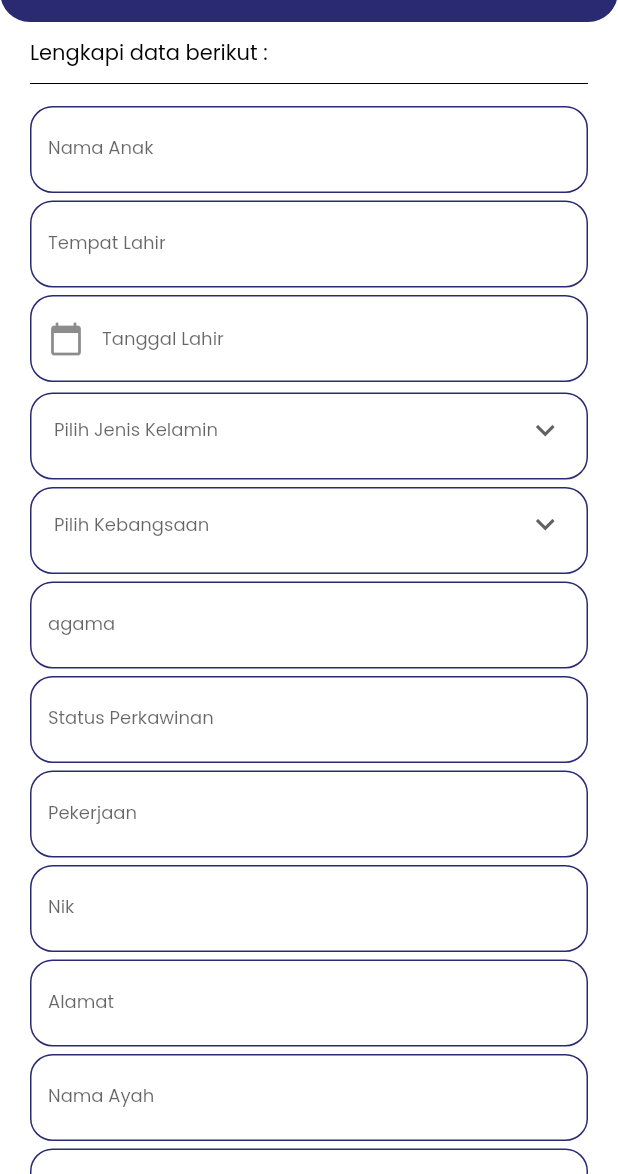
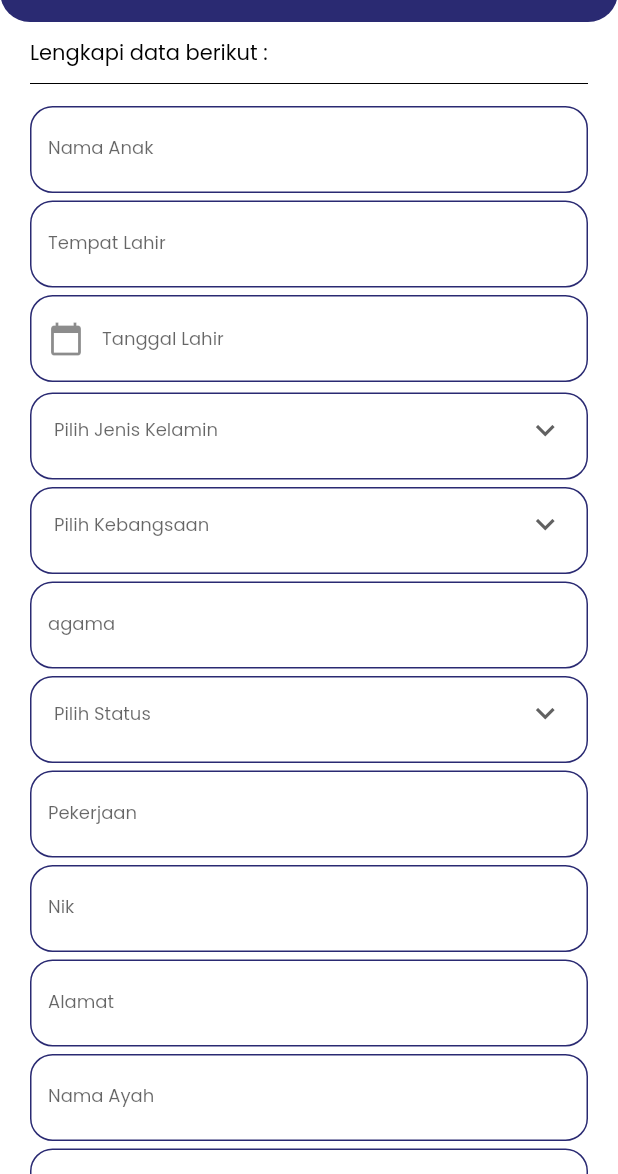
Before and after one commit to KelurahanKepuharjo/Mobile_App_Kelurahan_Kepuharjo, a Flutter app: the Akta screen opened directly, on a phone screen of 412 x 824 dp, the part 62-1236 px from its top. Run offline on Flutter 3.47's test engine with Material 2 defaults, Android fonts, the phone set to English and light mode, and no system bars; our stand-ins replace awesome_dialog, awesome_snackbar_content, flutter_spinkit, fluttertoast, get, google_fonts and 4 more; missing offline and left inert: android_intent_plus, random_color; accounts and stored records are empty.

Commit message:
Tambahan dropdown

```diff
--- a/lib/Screen/PengajuanSurat/Surat/Domisili.dart
+++ b/lib/Screen/PengajuanSurat/Surat/Domisili.dart
@@ -53,7 +53,7 @@ class _DomisiliState extends State<Domisili> {
       Fluttertoast.showToast(msg: "Kebangsaan harus diisi");
     } else if (agama.text.isEmpty) {
       Fluttertoast.showToast(msg: "Agama harus diisi");
-    } else if (status_perkawinan == null) {
+    } else if (val_status_perkawinan == null) {
       Fluttertoast.showToast(msg: "Status harus diisi");
     } else if (pekerjaan.text.isEmpty) {
       Fluttertoast.showToast(msg: "Pekerjaan harus diisi");
@@ -121,7 +121,7 @@ class _DomisiliState extends State<Domisili> {
   String val_kebangsaan;
   String val_status_perkawinan;
   List sp = ["Kawin", "Belum Kawin"];
-  List jkl = ["Laki Laki", "Perempuan"];
+  List jkl = ["Laki-Laki", "Perempuan"];
   List kb = ["WNI", "WNA"];
 
   @override
--- a/lib/Screen/PengajuanSurat/Surat/suket_akta_kelahiran.dart
+++ b/lib/Screen/PengajuanSurat/Surat/suket_akta_kelahiran.dart
@@ -8,6 +8,7 @@ import 'package:get/get.dart';
 import 'package:google_fonts/google_fonts.dart';
 import 'package:http/http.dart' as http;
 import 'package:flutter/services.dart';
+import 'package:kepuharjo_app/Screen/PengajuanSurat/Surat/Domisili.dart';
 import 'package:kepuharjo_app/Screen/PengajuanSurat/Surat/suket_pindah.dart';
 import 'package:path/path.dart';
 import 'package:async/async.dart';
@@ -61,7 +62,7 @@ class _AktaState extends State<Akta> {
       Fluttertoast.showToast(msg: "Kebangsaan harus diisi");
     } else if (agama.text.isEmpty) {
       Fluttertoast.showToast(msg: "Agama harus diisi");
-    } else if (status.text.isEmpty) {
+    } else if (val_status == null) {
       Fluttertoast.showToast(msg: "Status harus diisi");
     } else if (pekerjaan.text.isEmpty) {
       Fluttertoast.showToast(msg: "Pekerjaan harus diisi");
@@ -96,9 +97,9 @@ class _AktaState extends State<Akta> {
     } else if (keperluan.text.isEmpty) {
       Fluttertoast.showToast(msg: "Surat digunakan untuk harus diisi");
     } else if (rt.text.isEmpty) {
-      Fluttertoast.showToast(msg: "Surat digunakan untuk harus diisi");
+      Fluttertoast.showToast(msg: "RT harus diisi");
     } else if (rw.text.isEmpty) {
-      Fluttertoast.showToast(msg: "Surat digunakan untuk harus diisi");
+      Fluttertoast.showToast(msg: "RW harus diisi");
     } else {
       addDataSurat(context, image);
     }
@@ -118,7 +119,7 @@ class _AktaState extends State<Akta> {
     req.fields['jenis_kelamin'] = val_jenis_kelamin;
     req.fields['kebangsaan'] = val_kebangsaan;
     req.fields['agama'] = agama.text;
-    req.fields['status'] = status.text;
+    req.fields['status'] = val_status;
     req.fields['pekerjaan'] = pekerjaan.text;
     req.fields['nik'] = nik.text;
     req.fields['alamat'] = alamat.text;
@@ -165,7 +166,9 @@ class _AktaState extends State<Akta> {
   String val_kebangsaan;
   String valKebangsaanAyah;
   String valKebangsaanIbu;
-  List jkl = ["Laki Laki", "Perempuan"];
+  String val_status;
+  List St = ["Kawin", "Belum Kawin"];
+  List jkl = ["Laki-Laki", "Perempuan"];
   List kb = ["WNI", "WNA"];
 
   @override
@@ -305,13 +308,33 @@ class _AktaState extends State<Akta> {
                 length: 12,
               ),
               const SizedBox(height: 5),
-              getTextForm(
-                controller: status,
-                hintName: "Status Perkawinan",
-                keyboardType: TextInputType.name,
-                inputFormatters:
-                    FilteringTextInputFormatter.singleLineFormatter,
-                length: 12,
+              Container(
+                height: 58,
+                padding: const EdgeInsets.symmetric(horizontal: 15),
+                decoration: BoxDecoration(
+                    borderRadius: BorderRadius.circular(15),
+                    border: Border.all(width: 1, color: appColor)),
+                child: DropdownButton(
+                  onChanged: (value) {
+                    setState(() {
+                      val_status = value;
+                    });
+                  },
+                  underline: SizedBox(),
+                  value: val_status,
+                  style: poppinsSmallBlack,
+                  iconSize: 25,
+                  isExpanded: true,
+                  borderRadius: BorderRadius.circular(15),
+                  elevation: 0,
+                  icon: const Icon(Icons.keyboard_arrow_down),
+                  hint: Text("Pilih Status",
+                      style: GoogleFonts.poppins(fontSize: 12)),
+                  dropdownColor: Colors.white,
+                  items: St.map((e) {
+                    return DropdownMenuItem(value: e, child: Text(e));
+                  }).toList(),
+                ),
               ),
               const SizedBox(height: 5),
               getTextForm(
@@ -593,6 +616,7 @@ class _AktaState extends State<Akta> {
           namaAnak.clear();
           tempatLahir.clear();
           tanggalLahir.clear();
+          kebangsaan.clear();
           agama.clear();
           status.clear();
           pekerjaan.clear();
@@ -609,6 +633,8 @@ class _AktaState extends State<Akta> {
           pekerjaanIbu.clear();
           alamatIbu.clear();
           keperluan.clear();
+          rt.clear();
+          rw.clear();
         });
         snackBarSucces(context);
         Navigator.pop(context);
```
